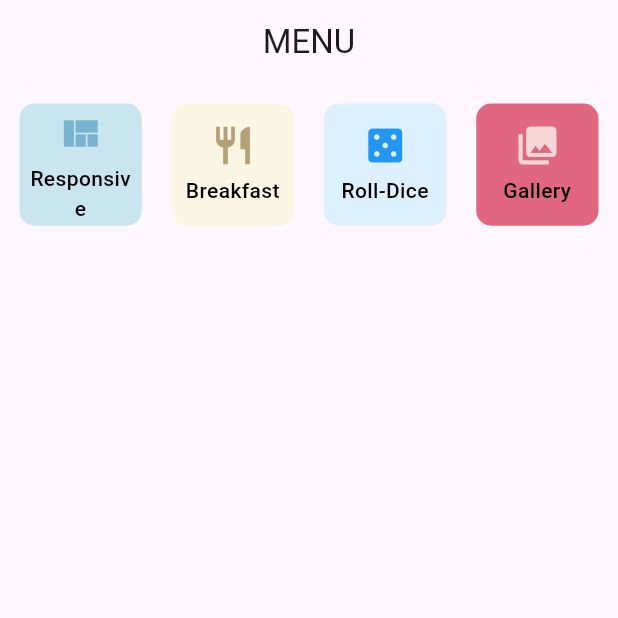
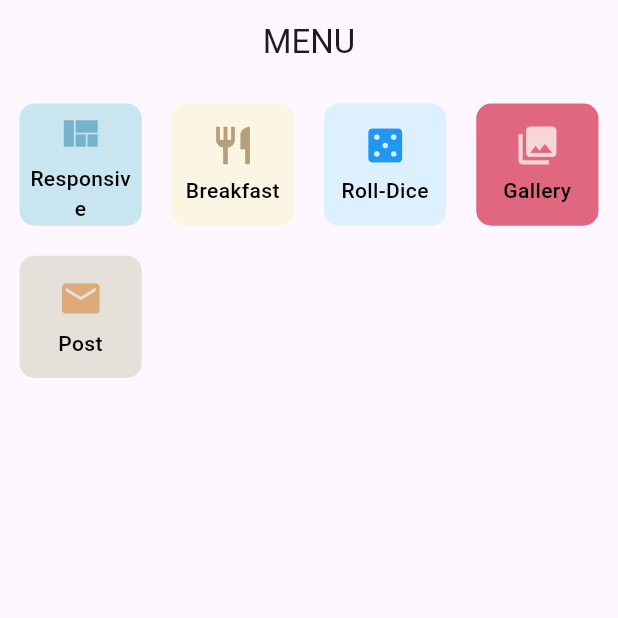
Before and after one commit to Eclipse-Walker/flutter_layout, a Flutter app: the screen it shows after launch, on a phone screen of 412 x 824 dp, the top half of it. Run offline on Flutter 3.47's test engine with Material 3 defaults, Android fonts, the phone set to English and light mode, and no system bars; our stand-ins replace cached_network_image, flutter_svg, google_fonts.

Commit message:
feat: post_page and helper

```diff
--- /dev/null
+++ b/lib/helper/post.dart
@@ -0,0 +1,30 @@
+import 'dart:convert';
+import 'package:http/http.dart' as http;
+
+class Post {
+  final int id;
+  final String title;
+  final String body;
+
+  Post({required this.id, required this.title, required this.body});
+
+  factory Post.fromJson(Map<String, dynamic> json) {
+    return Post(
+      id: json['id'],
+      title: json['title'],
+      body: json['body'],
+    );
+  }
+}
+
+Future<List<Post>> fetchPosts() async {
+  final response =
+      await http.get(Uri.parse('https://jsonplaceholder.typicode.com/posts'));
+
+  if (response.statusCode == 200) {
+    List jsonResponse = json.decode(response.body);
+    return jsonResponse.map((post) => Post.fromJson(post)).toList();
+  } else {
+    throw Exception('Failed to load posts');
+  }
+}
--- a/lib/pages/main_manu_page.dart
+++ b/lib/pages/main_manu_page.dart
@@ -1,6 +1,7 @@
 import 'package:flutter/material.dart';
 
 import 'package:flutter_layout/pages/main_page.dart';
+import 'package:flutter_layout/pages/post_page.dart';
 import 'package:flutter_layout/pages_foods/home.dart';
 import '../components/gradient_container.dart';
 import '../responsive/desktop_body.dart';
@@ -53,6 +54,13 @@ class MainMenuPage extends StatelessWidget {
               destination: MainPage(),
               bgColor: Color.fromARGB(255, 224, 103, 127),
               iconColor: Color(0xffF6D6D6),
+            ),
+            MenuOption(
+              icon: Icons.local_post_office,
+              label: 'Post',
+              destination: PostListPage(),
+              bgColor: Color(0xffE5E1DA),
+              iconColor: Color(0xffDEAA79),
             ),
           ],
         ),
--- a/pubspec.yaml
+++ b/pubspec.yaml
@@ -39,6 +39,7 @@ dependencies:
   cupertino_icons: ^1.0.8
   cached_network_image: ^3.4.1
   flutter_svg: ^2.0.15
+  http: ^1.2.2
 
 dev_dependencies:
   flutter_test:
```
Also changed, not shown: lib/pages/post_page.dart (added, +64 -0 lines), pubspec.lock.
